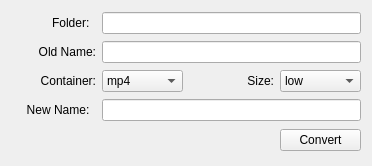
First picture: the form in uiFiles/video_converter.ui, repository sanath111/FileConverter, before the edit.
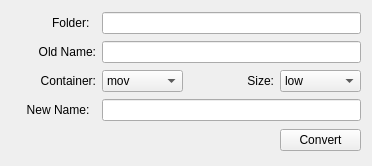
Second picture: the form after the edit.

The edit to the form file:
```diff
--- a/uiFiles/video_converter.ui
+++ b/uiFiles/video_converter.ui
@@ -92,7 +92,7 @@
      </property>
      <item>
       <property name="text">
-       <string>mp4</string>
+       <string>mov</string>
       </property>
      </item>
      <item>
```
Left out of the diff: 2 changed lines with no effect on the pictures.
